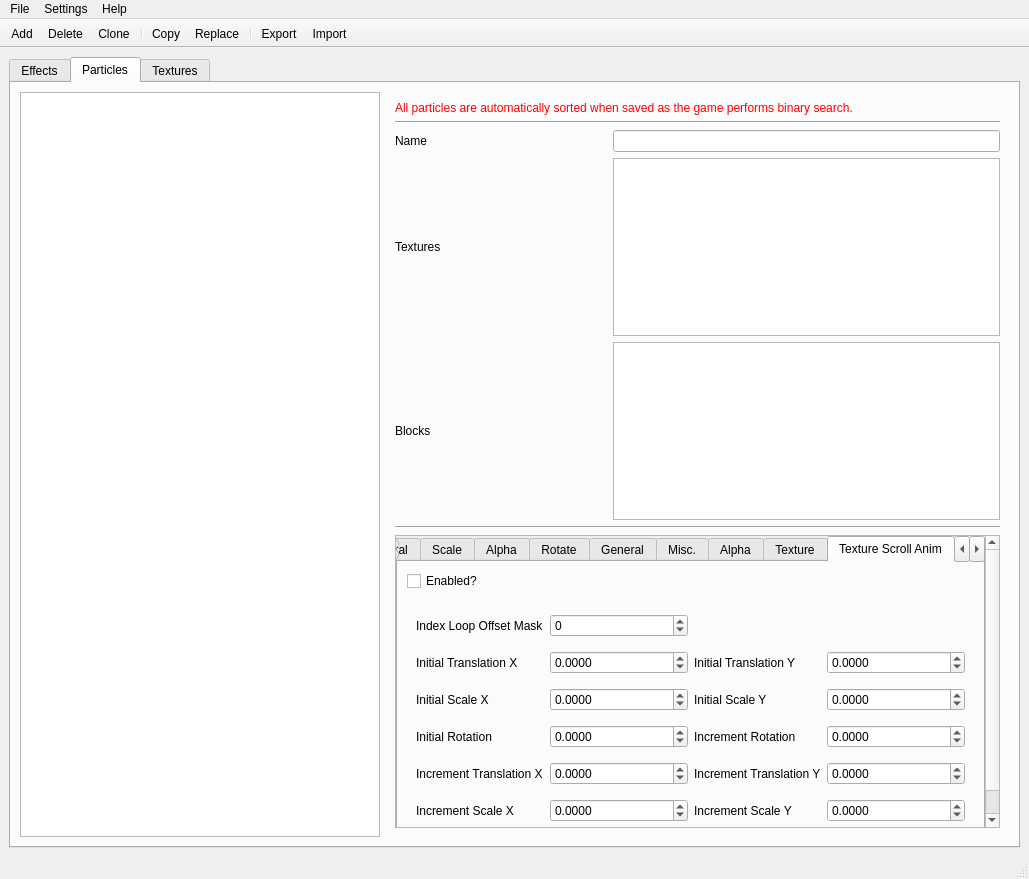
Old version of the form ui/main.ui in the repository AwesomeTMC/pygapa.
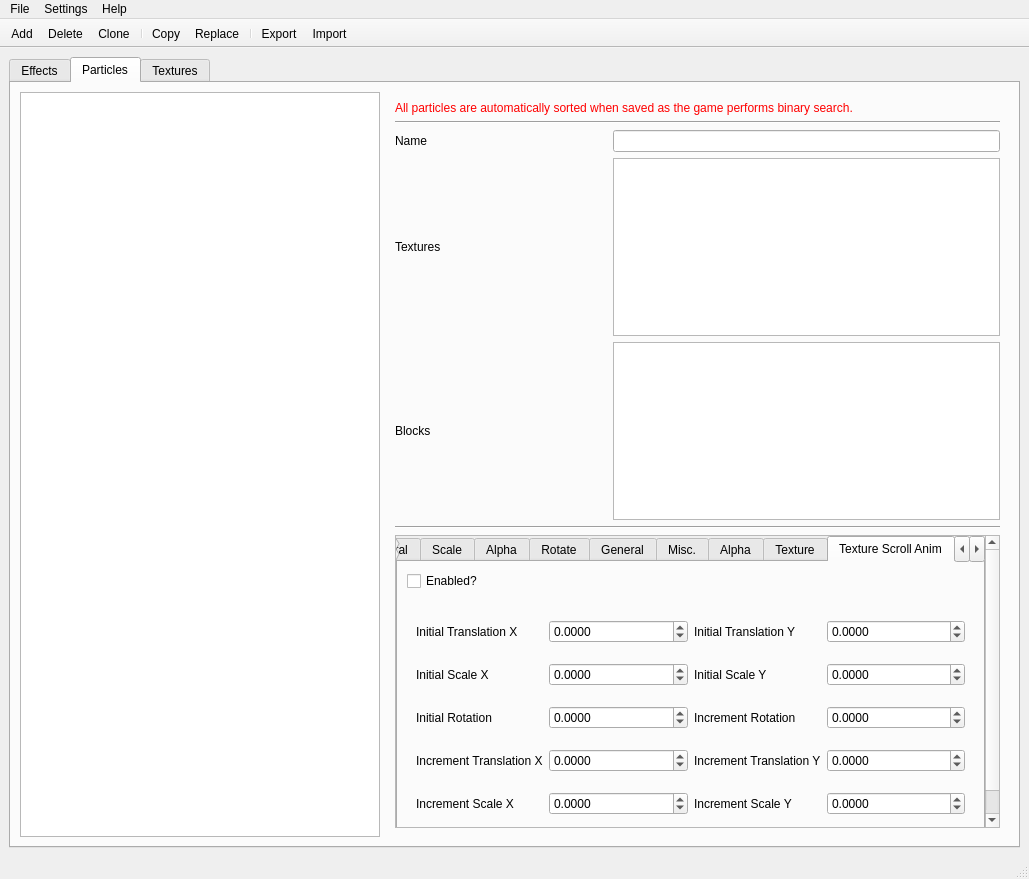
New version of the form. The open tabs and pages were chosen to show the change. Icons and pictures are not drawn.

Commit message: value clamping and other GUI fixes

```diff
--- a/ui/main.ui
+++ b/ui/main.ui
@@ -4542,7 +4542,25 @@
                      </property>
                     </widget>
                    </item>
-                   <item row="0" column="2" rowspan="3">
+                   <item row="3" column="0">
+                    <widget class="QLabel" name="label_136">
+                     <property name="text">
+                      <string>Texture Index
+Loop Offset Mask</string>
+                     </property>
+                    </widget>
+                   </item>
+                   <item row="3" column="1">
+                    <widget class="QSpinBox" name="baseIndexLoopOffsetMask">
+                     <property name="minimum">
+                      <number>0</number>
+                     </property>
+                     <property name="maximum">
+                      <number>255</number>
+                     </property>
+                    </widget>
+                   </item>
+                   <item row="0" column="2" rowspan="4">
                     <widget class="QWidget" name="baseTextureIndexWidget" native="true">
                      <layout class="QGridLayout" name="gridLayout_108">
                       <item row="2" column="0">
@@ -4594,60 +4612,181 @@
                    <item row="1" column="0">
                     <widget class="QWidget" name="baseTextureScrollAnimWidget" native="true">
                      <layout class="QGridLayout" name="gridLayout_36">
-                      <item row="0" column="1">
-                       <widget class="QSpinBox" name="baseIndexLoopOffsetMask">
+                      <item row="3" column="3">
+                       <widget class="QDoubleSpinBox" name="baseIncrementTranslationY">
+                        <property name="sizePolicy">
+                         <sizepolicy hsizetype="MinimumExpanding" vsizetype="Fixed">
+                          <horstretch>0</horstretch>
+                          <verstretch>0</verstretch>
+                         </sizepolicy>
+                        </property>
+                        <property name="prefix">
+                         <string/>
+                        </property>
+                        <property name="decimals">
+                         <number>4</number>
+                        </property>
                         <property name="minimum">
-                         <number>-999999999</number>
+                         <double>-999999.999900000053458</double>
                         </property>
                         <property name="maximum">
-                         <number>999999999</number>
+                         <double>999999.999900000053458</double>
                         </property>
                        </widget>
                       </item>
-                      <item row="2" column="2">
+                      <item row="4" column="3">
+                       <widget class="QDoubleSpinBox" name="baseIncrementScaleY">
+                        <property name="sizePolicy">
+                         <sizepolicy hsizetype="MinimumExpanding" vsizetype="Fixed">
+                          <horstretch>0</horstretch>
+                          <verstretch>0</verstretch>
+                         </sizepolicy>
+                        </property>
+                        <property name="prefix">
+                         <string/>
+                        </property>
+                        <property name="decimals">
+                         <number>4</number>
+                        </property>
+                        <property name="minimum">
+                         <double>-999999.999900000053458</double>
+                        </property>
+                        <property name="maximum">
+                         <double>999999.999900000053458</double>
+                        </property>
+                       </widget>
+                      </item>
+                      <item row="2" column="3">
+                       <widget class="QDoubleSpinBox" name="baseIncrementRotation">
+                        <property name="sizePolicy">
+                         <sizepolicy hsizetype="MinimumExpanding" vsizetype="Fixed">
+                          <horstretch>0</horstretch>
+                          <verstretch>0</verstretch>
+                         </sizepolicy>
+                        </property>
+                        <property name="prefix">
+                         <string/>
+                        </property>
+                        <property name="decimals">
+                         <number>4</number>
+                        </property>
+                        <property name="minimum">
+                         <double>-999999.999900000053458</double>
+                        </property>
+                        <property name="maximum">
+                         <double>999999.999900000053458</double>
+                        </property>
+                       </widget>
+                      </item>
+                      <item row="1" column="2">
                        <widget class="QLabel" name="label_275">
                         <property name="text">
                          <string>Initial Scale Y</string>
                         </property>
                        </widget>
                       </item>
-                      <item row="3" column="0">
+                      <item row="2" column="0">
                        <widget class="QLabel" name="label_276">
                         <property name="text">
                          <string>Initial Rotation</string>
                         </property>
                        </widget>
                       </item>
-                      <item row="1" column="2">
+                      <item row="0" column="2">
                        <widget class="QLabel" name="label_273">
                         <property name="text">
                          <string>Initial Translation Y</string>
                         </property>
                        </widget>
                       </item>
-                      <item row="2" column="3">
-                       <widget class="QDoubleSpinBox" name="baseInitialScaleY">
-                        <property name="sizePolicy">
-                         <sizepolicy hsizetype="MinimumExpanding" vsizetype="Fixed">
-                          <horstretch>0</horstretch>
-                          <verstretch>0</verstretch>
-                         </sizepolicy>
-                        </property>
-                        <property name="prefix">
-                         <string/>
-                        </property>
-                        <property name="decimals">
-                         <number>4</number>
-                        </property>
-                        <property name="minimum">
-                         <double>-999999.999900000053458</double>
-                        </property>
-                        <property name="maximum">
-                         <double>999999.999900000053458</double>
+                      <item row="2" column="2">
+                       <widget class="QLabel" name="label_279">
+                        <property name="text">
+                         <string>Increment Rotation</string>
                         </property>
                        </widget>
                       </item>
                       <item row="1" column="3">
+                       <widget class="QDoubleSpinBox" name="baseInitialScaleY">
+                        <property name="sizePolicy">
+                         <sizepolicy hsizetype="MinimumExpanding" vsizetype="Fixed">
+                          <horstretch>0</horstretch>
+                          <verstretch>0</verstretch>
+                         </sizepolicy>
+                        </property>
+                        <property name="prefix">
+                         <string/>
+                        </property>
+                        <property name="decimals">
+                         <number>4</number>
+                        </property>
+                        <property name="minimum">
+                         <double>-999999.999900000053458</double>
+                        </property>
+                        <property name="maximum">
+                         <double>999999.999900000053458</double>
+                        </property>
+                       </widget>
+                      </item>
+                      <item row="4" column="2">
+                       <widget class="QLabel" name="label_281">
+                        <property name="text">
+                         <string>Increment Scale Y</string>
+                        </property>
+                       </widget>
+                      </item>
+                      <item row="3" column="2">
+                       <widget class="QLabel" name="label_280">
+                        <property name="text">
+                         <string>Increment Translation Y</string>
+                        </property>
+                       </widget>
+                      </item>
+                      <item row="2" column="1">
+                       <widget class="QDoubleSpinBox" name="baseInitialRotation">
+                        <property name="sizePolicy">
+                         <sizepolicy hsizetype="MinimumExpanding" vsizetype="Fixed">
+                          <horstretch>0</horstretch>
+                          <verstretch>0</verstretch>
+                         </sizepolicy>
+                        </property>
+                        <property name="prefix">
+                         <string/>
+                        </property>
+                        <property name="decimals">
+                         <number>4</number>
+                        </property>
+                        <property name="minimum">
+                         <double>-999999.999900000053458</double>
+                        </property>
+                        <property name="maximum">
+                         <double>999999.999900000053458</double>
+                        </property>
+                       </widget>
+                      </item>
+                      <item row="3" column="1">
+                       <widget class="QDoubleSpinBox" name="baseIncrementTranslationX">
+                        <property name="sizePolicy">
+                         <sizepolicy hsizetype="MinimumExpanding" vsizetype="Fixed">
+                          <horstretch>0</horstretch>
+                          <verstretch>0</verstretch>
+                         </sizepolicy>
+                        </property>
+                        <property name="prefix">
+                         <string/>
+                        </property>
+                        <property name="decimals">
+                         <number>4</number>
+                        </property>
+                        <property name="minimum">
+                         <double>-999999.999900000053458</double>
+                        </property>
+                        <property name="maximum">
+                         <double>999999.999900000053458</double>
+                        </property>
+                       </widget>
+                      </item>
+                      <item row="0" column="3">
                        <widget class="QDoubleSpinBox" name="baseInitialTranslationY">
                         <property name="sizePolicy">
                          <sizepolicy hsizetype="MinimumExpanding" vsizetype="Fixed">
@@ -4669,7 +4808,14 @@
                         </property>
                        </widget>
                       </item>
-                      <item row="2" column="1">
+                      <item row="4" column="0">
+                       <widget class="QLabel" name="label_278">
+                        <property name="text">
+                         <string>Increment Scale X</string>
+                        </property>
+                       </widget>
+                      </item>
+                      <item row="1" column="1">
                        <widget class="QDoubleSpinBox" name="baseInitialScaleX">
                         <property name="sizePolicy">
                          <sizepolicy hsizetype="MinimumExpanding" vsizetype="Fixed">
@@ -4691,14 +4837,36 @@
                         </property>
                        </widget>
                       </item>
-                      <item row="4" column="0">
+                      <item row="3" column="0">
                        <widget class="QLabel" name="label_277">
                         <property name="text">
                          <string>Increment Translation X</string>
                         </property>
                        </widget>
                       </item>
-                      <item row="1" column="1">
+                      <item row="4" column="1">
+                       <widget class="QDoubleSpinBox" name="baseIncrementScaleX">
+                        <property name="sizePolicy">
+                         <sizepolicy hsizetype="MinimumExpanding" vsizetype="Fixed">
+                          <horstretch>0</horstretch>
+                          <verstretch>0</verstretch>
+                         </sizepolicy>
+                        </property>
+                        <property name="prefix">
+                         <string/>
+                        </property>
+                        <property name="decimals">
+                         <number>4</number>
+                        </property>
+                        <property name="minimum">
+                         <double>-999999.999900000053458</double>
+                        </property>
+                        <property name="maximum">
+                         <double>999999.999900000053458</double>
+                        </property>
+                       </widget>
+                      </item>
+                      <item row="0" column="1">
                        <widget class="QDoubleSpinBox" name="baseInitialTranslationX">
                         <property name="sizePolicy">
                          <sizepolicy hsizetype="MinimumExpanding" vsizetype="Fixed">
@@ -4721,186 +4889,19 @@
                        </widget>
                       </item>
                       <item row="0" column="0">
-                       <widget class="QLabel" name="label_136">
-                        <property name="text">
-                         <string>Index Loop Offset Mask</string>
-                        </property>
-                       </widget>
-                      </item>
-                      <item row="1" column="0">
                        <widget class="QLabel" name="label_135">
                         <property name="text">
                          <string>Initial Translation X</string>
                         </property>
                        </widget>
                       </item>
-                      <item row="2" column="0">
+                      <item row="1" column="0">
                        <widget class="QLabel" name="label_274">
                         <property name="text">
                          <string>Initial Scale X</string>
                         </property>
                        </widget>
                       </item>
-                      <item row="5" column="0">
-                       <widget class="QLabel" name="label_278">
-                        <property name="text">
-                         <string>Increment Scale X</string>
-                        </property>
-                       </widget>
-                      </item>
-                      <item row="3" column="2">
-                       <widget class="QLabel" name="label_279">
-                        <property name="text">
-                         <string>Increment Rotation</string>
-                        </property>
-                       </widget>
-                      </item>
-                      <item row="4" column="2">
-                       <widget class="QLabel" name="label_280">
-                        <property name="text">
-                         <string>Increment Translation Y</string>
-                        </property>
-                       </widget>
-                      </item>
-                      <item row="5" column="2">
-                       <widget class="QLabel" name="label_281">
-                        <property name="text">
-                         <string>Increment Scale Y</string>
-                        </property>
-                       </widget>
-                      </item>
-                      <item row="3" column="1">
-                       <widget class="QDoubleSpinBox" name="baseInitialRotation">
-                        <property name="sizePolicy">
-                         <sizepolicy hsizetype="MinimumExpanding" vsizetype="Fixed">
-                          <horstretch>0</horstretch>
-                          <verstretch>0</verstretch>
-                         </sizepolicy>
-                        </property>
-                        <property name="prefix">
-                         <string/>
-                        </property>
-                        <property name="decimals">
-                         <number>4</number>
-                        </property>
-                        <property name="minimum">
-                         <double>-999999.999900000053458</double>
-                        </property>
-                        <property name="maximum">
-                         <double>999999.999900000053458</double>
-                        </property>
-                       </widget>
-                      </item>
-                      <item row="4" column="1">
-                       <widget class="QDoubleSpinBox" name="baseIncrementTranslationX">
-                        <property name="sizePolicy">
-                         <sizepolicy hsizetype="MinimumExpanding" vsizetype="Fixed">
-                          <horstretch>0</horstretch>
-                          <verstretch>0</verstretch>
-                         </sizepolicy>
-                        </property>
-                        <property name="prefix">
-                         <string/>
-                        </property>
-                        <property name="decimals">
-                         <number>4</number>
-                        </property>
-                        <property name="minimum">
-                         <double>-999999.999900000053458</double>
-                        </property>
-                        <property name="maximum">
-                         <double>999999.999900000053458</double>
-                        </property>
-                       </widget>
-                      </item>
-                      <item row="5" column="1">
-                       <widget class="QDoubleSpinBox" name="baseIncrementScaleX">
-                        <property name="sizePolicy">
-                         <sizepolicy hsizetype="MinimumExpanding" vsizetype="Fixed">
-                          <horstretch>0</horstretch>
-                          <verstretch>0</verstretch>
-                         </sizepolicy>
-                        </property>
-                        <property name="prefix">
-                         <string/>
-                        </property>
-                        <property name="decimals">
-                         <number>4</number>
-                        </property>
-                        <property name="minimum">
-                         <double>-999999.999900000053458</double>
-                        </property>
-                        <property name="maximum">
-                         <double>999999.999900000053458</double>
-                        </property>
-                       </widget>
-                      </item>
-                      <item row="5" column="3">
-                       <widget class="QDoubleSpinBox" name="baseIncrementScaleY">
-                        <property name="sizePolicy">
-                         <sizepolicy hsizetype="MinimumExpanding" vsizetype="Fixed">
-                          <horstretch>0</horstretch>
-                          <verstretch>0</verstretch>
-                         </sizepolicy>
-                        </property>
-                        <property name="prefix">
-                         <string/>
-                        </property>
-                        <property name="decimals">
-                         <number>4</number>
-                        </property>
-                        <property name="minimum">
-                         <double>-999999.999900000053458</double>
-                        </property>
-                        <property name="maximum">
-                         <double>999999.999900000053458</double>
-                        </property>
-                       </widget>
-                      </item>
-                      <item row="4" column="3">
-                       <widget class="QDoubleSpinBox" name="baseIncrementTranslationY">
-                        <property name="sizePolicy">
-                         <sizepolicy hsizetype="MinimumExpanding" vsizetype="Fixed">
-                          <horstretch>0</horstretch>
-                          <verstretch>0</verstretch>
-                         </sizepolicy>
-                        </property>
-                        <property name="prefix">
-                         <string/>
-                        </property>
-                        <property name="decimals">
-                         <number>4</number>
-                        </property>
-                        <property name="minimum">
-                         <double>-999999.999900000053458</double>
-                        </property>
-                        <property name="maximum">
-                         <double>999999.999900000053458</double>
-                        </property>
-                       </widget>
-                      </item>
-                      <item row="3" column="3">
-                       <widget class="QDoubleSpinBox" name="baseIncrementRotation">
-                        <property name="sizePolicy">
-                         <sizepolicy hsizetype="MinimumExpanding" vsizetype="Fixed">
-                          <horstretch>0</horstretch>
-                          <verstretch>0</verstretch>
-                         </sizepolicy>
-                        </property>
-                        <property name="prefix">
-                         <string/>
-                        </property>
-                        <property name="decimals">
-                         <number>4</number>
-                        </property>
-                        <property name="minimum">
-                         <double>-999999.999900000053458</double>
-                        </property>
-                        <property name="maximum">
-                         <double>999999.999900000053458</double>
-                        </property>
-                       </widget>
-                      </item>
                      </layout>
                     </widget>
                    </item>
```
Left out of the diff: 141 changed lines with no effect on the pictures. The commit also changes 3 other files.
